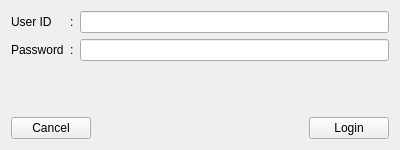
This is src/Gui/mLogin.ui in cagonza6/Buho as Qt 5 draws it before an edit. The edited form follows.
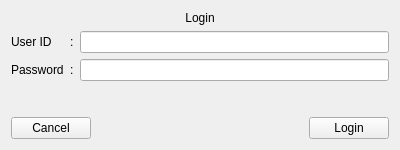
This is the edited form.

```diff
--- a/src/Gui/mLogin.ui
+++ b/src/Gui/mLogin.ui
@@ -26,26 +26,19 @@
    <string>Login</string>
   </property>
   <layout class="QVBoxLayout" name="verticalLayout">
+   <item>
+    <widget class="QLabel" name="title">
+     <property name="text">
+      <string>Login</string>
+     </property>
+     <property name="alignment">
+      <set>Qt::AlignCenter</set>
+     </property>
+    </widget>
+   </item>
    <item>
     <layout class="QGridLayout" name="gridLayout">
-     <item row="0" column="0">
-      <widget class="QLabel" name="label_4">
-       <property name="text">
-        <string>User ID</string>
-       </property>
-      </widget>
-     </item>
-     <item row="0" column="1">
-      <widget class="QLabel" name="label">
-       <property name="text">
-        <string>:</string>
-       </property>
-      </widget>
-     </item>
-     <item row="0" column="2">
-      <widget class="QLineEdit" name="lineEdit"/>
-     </item>
-     <item row="1" column="0">
+     <item row="2" column="0">
       <widget class="QLabel" name="label_3">
        <property name="text">
         <string>Password</string>
@@ -53,15 +46,32 @@
       </widget>
      </item>
      <item row="1" column="1">
-      <widget class="QLabel" name="label_2">
+      <widget class="QLabel" name="label">
        <property name="text">
         <string>:</string>
        </property>
       </widget>
      </item>
-     <item row="1" column="2">
+     <item row="2" column="2">
       <widget class="QLineEdit" name="lineEdit_2"/>
      </item>
+     <item row="1" column="0">
+      <widget class="QLabel" name="label_4">
+       <property name="text">
+        <string>User ID</string>
+       </property>
+      </widget>
+     </item>
+     <item row="1" column="2">
+      <widget class="QLineEdit" name="lineEdit"/>
+     </item>
+     <item row="2" column="1">
+      <widget class="QLabel" name="label_2">
+       <property name="text">
+        <string>:</string>
+       </property>
+      </widget>
+     </item>
     </layout>
    </item>
    <item>
```
